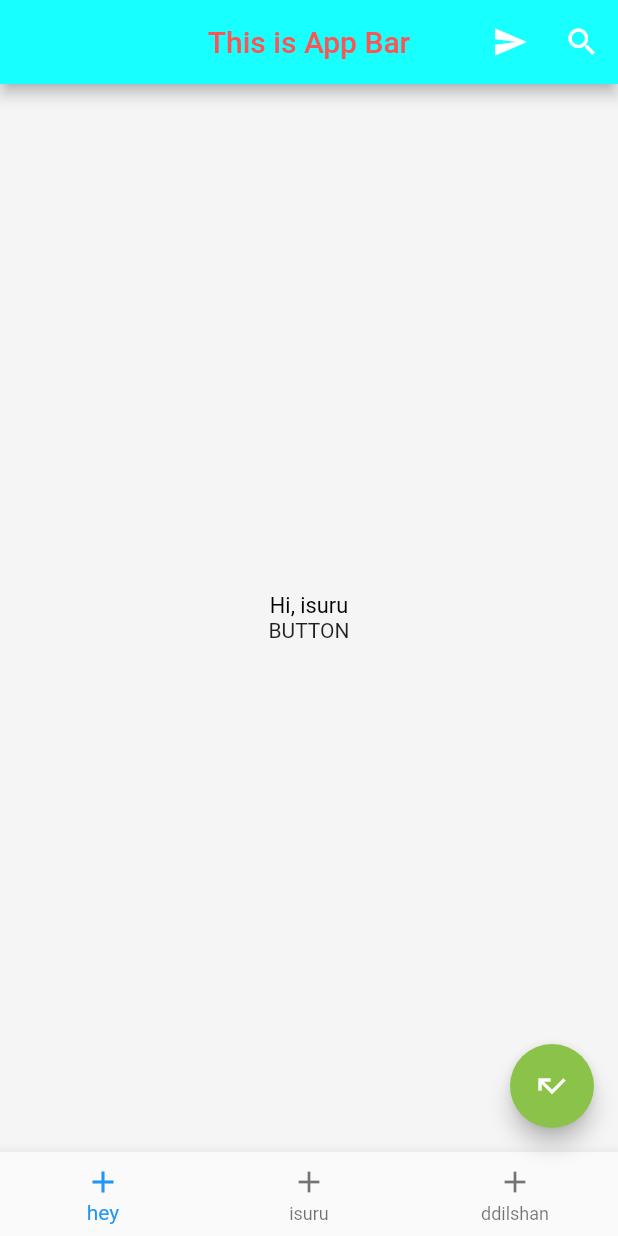
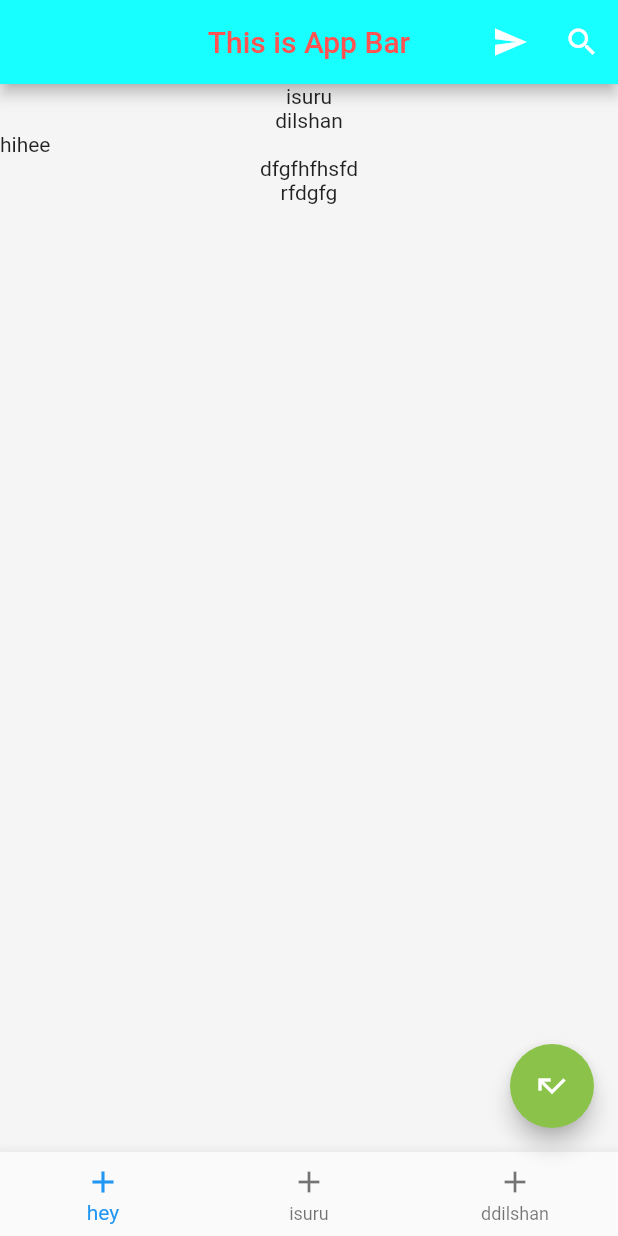
Before and after one commit to isurudilshan101/login_app1, a Flutter app: the screen it shows after launch, on a phone screen of 412 x 824 dp. Run offline on Flutter 3.47's test engine with Material 2 defaults, Android fonts, the phone set to English and light mode, and no system bars.

Commit message:
flutter practice 13

```diff
--- a/login_app/lib/ui/login.dart
+++ b/login_app/lib/ui/login.dart
@@ -79,113 +79,150 @@ class LoginState extends State<Login>{
 
       backgroundColor: Colors.grey.shade100,
       //backgroundColor: Colors.deepOrange[100],
-      body: Container(
-        //color: Colors.brown,
-        alignment: Alignment.center,
-        child: Column(
-          mainAxisAlignment: MainAxisAlignment.center,
-          children: <Widget>[
-            Text("Hi, isuru" ,
-            style: TextStyle(
-            color:Colors.black,
-            fontSize: 14.5,
-            fontWeight: FontWeight.w400,
-            ),
-            ),
+      // body: Container(
+      //   //color: Colors.brown,
+      //   alignment: Alignment.center,
+      //   child: Column(
+      //     mainAxisAlignment: MainAxisAlignment.center,
+      //     children: <Widget>[
+      //       Text("Hi, isuru" ,
+      //       style: TextStyle(
+      //       color:Colors.black,
+      //       fontSize: 14.5,
+      //       fontWeight: FontWeight.w400,
+      //       ),
+      //       ),
 
-                InkWell(
-                child:Text("BUTTON"),
+      //           InkWell(
+      //           child:Text("BUTTON"),
 
-                onTap: ()=>debugPrint("Button tapped"),
+      //           onTap: ()=>debugPrint("Button tapped"),
 
 
-          ),
+      //     ),
 
 
 
-          ],
-        ),
+      //     ],
+      //   ),
 
-        // child: Column(
-        //   mainAxisAlignment: MainAxisAlignment.center,
-        //   children: <Widget>[
-        //     Text("First Item", textDirection: TextDirection.ltr,
-        //     style:TextStyle(color: Colors.white
-        //     ),
-        //     ),
+      //   // child: Column(
+      //   //   mainAxisAlignment: MainAxisAlignment.center,
+      //   //   children: <Widget>[
+      //   //     Text("First Item", textDirection: TextDirection.ltr,
+      //   //     style:TextStyle(color: Colors.white
+      //   //     ),
+      //   //     ),
 
-        //     Text("Second Item", textDirection: TextDirection.ltr,
-        //     style: TextStyle(color: Colors.cyan
-        //     ),
-        //     ),
+      //   //     Text("Second Item", textDirection: TextDirection.ltr,
+      //   //     style: TextStyle(color: Colors.cyan
+      //   //     ),
+      //   //     ),
 
-        //     Container(
-        //       color:Colors.white,
-        //       alignment:Alignment.bottomLeft,
+      //   //     Container(
+      //   //       color:Colors.white,
+      //   //       alignment:Alignment.bottomLeft,
 
-        //       child: Text("third item", textDirection: TextDirection.ltr,
-        //       style: TextStyle(color: Colors.amber
-        //       ),
-        //       ),
+      //   //       child: Text("third item", textDirection: TextDirection.ltr,
+      //   //       style: TextStyle(color: Colors.amber
+      //   //       ),
+      //   //       ),
 
-        //     ),
+      //   //     ),
 
-        //     Text("fourt item",
-        //     textDirection: TextDirection.rtl,
-        //     style: TextStyle(color: Colors.blue
-        //     ),
-        //     ),
+      //   //     Text("fourt item",
+      //   //     textDirection: TextDirection.rtl,
+      //   //     style: TextStyle(color: Colors.blue
+      //   //     ),
+      //   //     ),
 
-        //     Container(
-        //       color: Colors.black54,
+      //   //     Container(
+      //   //       color: Colors.black54,
 
-        //       child: Text("fifth item",
-        //       textDirection: TextDirection.ltr,
-        //       style:TextStyle(color: Colors.pink
-        //       ),
-        //       ),
+      //   //       child: Text("fifth item",
+      //   //       textDirection: TextDirection.ltr,
+      //   //       style:TextStyle(color: Colors.pink
+      //   //       ),
+      //   //       ),
 
-        //     ),
-        //     Text("six item",
-        //     textDirection: TextDirection.rtl,
-        //     style: TextStyle(color: Colors.blue
-        //     ),
-        //     ),
-        //   ],
+      //   //     ),
+      //   //     Text("six item",
+      //   //     textDirection: TextDirection.rtl,
+      //   //     style: TextStyle(color: Colors.blue
+      //   //     ),
+      //   //     ),
+      //   //   ],
 
 
-        // ),
-      // child:Row(
-      //     mainAxisAlignment: MainAxisAlignment.center,
-      //     children: <Widget>[
-      //       Text("item 1",textDirection: TextDirection.ltr,
-      //       style:TextStyle(color:Colors.blue),),
+      //   // ),
+      // // child:Row(
+      // //     mainAxisAlignment: MainAxisAlignment.center,
+      // //     children: <Widget>[
+      // //       Text("item 1",textDirection: TextDirection.ltr,
+      // //       style:TextStyle(color:Colors.blue),),
 
-      //        Text("item 2",textDirection: TextDirection.ltr,
-      //       style:TextStyle(color:Colors.blue),),
+      // //        Text("item 2",textDirection: TextDirection.ltr,
+      // //       style:TextStyle(color:Colors.blue),),
 
-      //        Text("item 3",textDirection: TextDirection.ltr,
-      //       style:TextStyle(color:Colors.blue),),
+      // //        Text("item 3",textDirection: TextDirection.ltr,
+      // //       style:TextStyle(color:Colors.blue),),
 
-      //        Text("item 4",textDirection: TextDirection.ltr,
-      //       style:TextStyle(color:Colors.blue),),
-      //     ],
-      // ),
+      // //        Text("item 4",textDirection: TextDirection.ltr,
+      // //       style:TextStyle(color:Colors.blue),),
+      // //     ],
+      // // ),
 
-      //child:Stack(
-      //     alignment: Alignment.bottomCenter,
-      //     children: <Widget>[
-      //       const Text("isuru"),
-      //       const Text("dilshan"),
-      //       const Text("kumara"),
-      //       const Text("herath"),
+      // //child:Stack(
+      // //     alignment: Alignment.bottomCenter,
+      // //     children: <Widget>[
+      // //       const Text("isuru"),
+      // //       const Text("dilshan"),
+      // //       const Text("kumara"),
+      // //       const Text("herath"),
 
-      //     ],
-      // ),
+      // //     ],
+      // // ),
 
 
 
+      //   ),
+      body: Container(
+        child: Column(children: <Widget>[
+          Text("isuru"),
+
+          Text("dilshan"),
+
+        Row(children: <Widget>[
+          Text("hi"),
+
+          Text("hee"),
+
+        ],
         ),
+
+Column(children: <Widget>[
+  Text("dfgfhfhsfd"),
+
+  Container(
+    child:Column(children: <Widget>[
+      Text("rfdgfg"),
+    ],
+    ),
+
+  ),
+
+],
+
+
+)
+
+        ],
+
+
+        ),
+
+
+      ),
 
               floatingActionButton: FloatingActionButton(
                 onPressed:_missed ,
```
